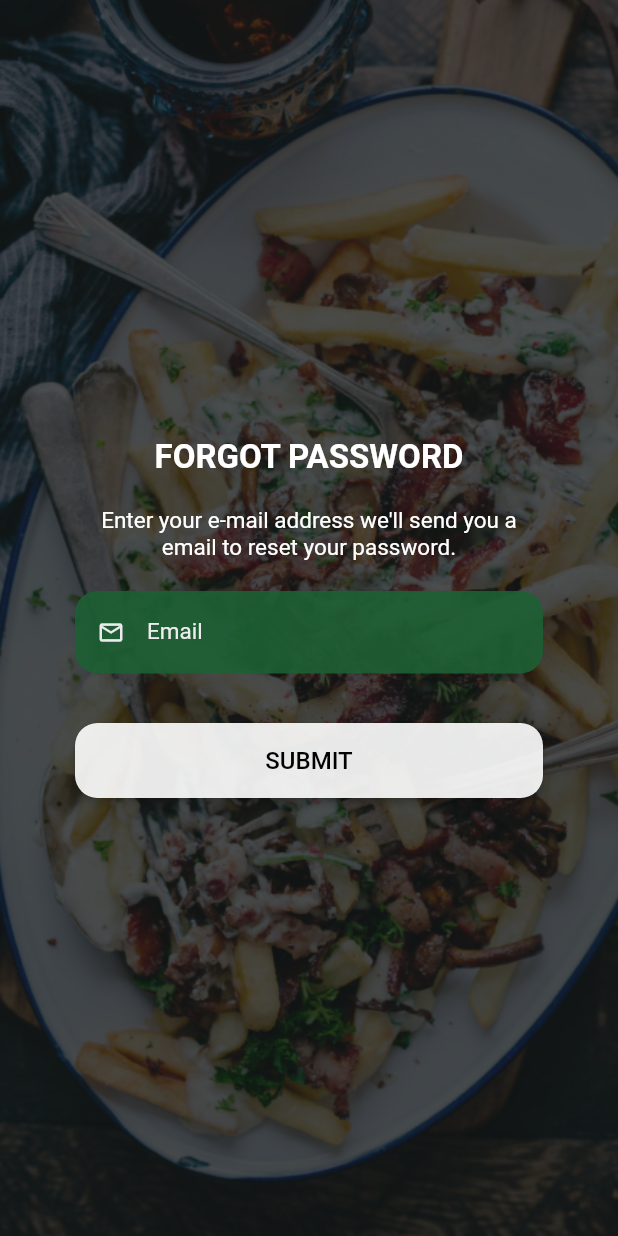
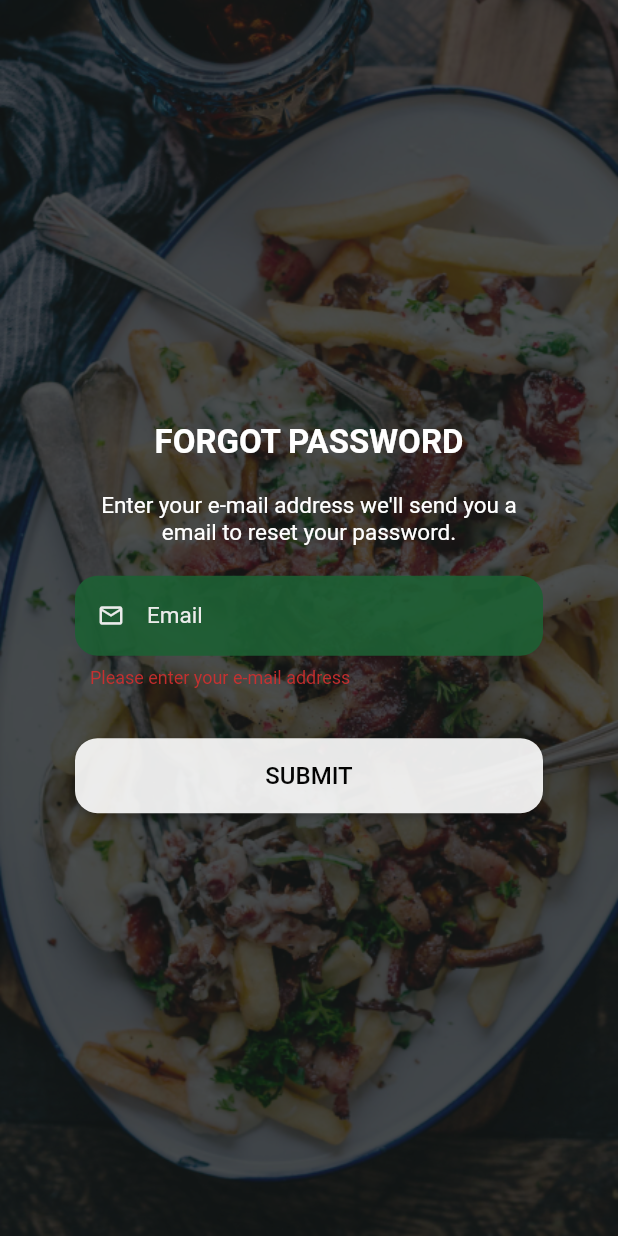
Before and after one commit to davutkarakus/RecipeApp, a Flutter app: the ForgotPasswordPage screen opened directly, after a tap on "SUBMIT", on a phone screen of 412 x 824 dp. Run offline on Flutter 3.47's test engine with Material 2 defaults, Android fonts, the phone set to English and light mode, and no system bars; our stand-ins replace firebase_auth, firebase_core; accounts and stored records are empty.

Commit message:
Login,Sign Up,Forgot Password ui completed

```diff
--- a/lib/pages/ForgotPasswordPage.dart
+++ b/lib/pages/ForgotPasswordPage.dart
@@ -1,3 +1,4 @@
+import 'package:firebase_auth/firebase_auth.dart';
 import 'package:flutter/material.dart';
 
 import '../constant/colors.dart';
@@ -10,6 +11,15 @@ class ForgotPasswordPage extends StatefulWidget {
 }
 
 class _ForgotPasswordPageState extends State<ForgotPasswordPage> {
+  final _formKey = GlobalKey<FormState>();
+  var emailTextController = TextEditingController();
+  Future<void> resetPassword() async {
+    try {
+     await FirebaseAuth.instance.sendPasswordResetEmail(email: emailTextController.text);
+    }on FirebaseAuthException catch(e) {
+      print(e);
+    }
+  }
   @override
   Widget build(BuildContext context) {
     return Scaffold(
@@ -41,13 +51,21 @@ class _ForgotPasswordPageState extends State<ForgotPasswordPage> {
                   style: TextStyle(color: Colors.white,fontSize: 15,),
                 ),
               ),
-              Padding(
-                padding: const EdgeInsets.only(left: 50, right: 50,top: 20),
-                child: Opacity(
-                  opacity: 0.9,
-                  child: SizedBox(
-                    height: 55,
+              Form(
+                key: _formKey,
+                child: Padding(
+                  padding: const EdgeInsets.only(left: 50, right: 50,top: 20),
+                  child: Opacity(
+                    opacity: 0.9,
                     child: TextFormField(
+                      keyboardType: TextInputType.emailAddress,
+                      controller: emailTextController,
+                      validator: (value) {
+                        if (value == null || value.isEmpty) {
+                          return 'Please enter your e-mail address';
+                        }
+                        return null;
+                      },
                       style: TextStyle(
                           color: Colors.white,
                           fontSize: 15,
@@ -68,6 +86,8 @@ class _ForgotPasswordPageState extends State<ForgotPasswordPage> {
                             borderRadius: BorderRadius.circular(15)),
                         hintText: "example@gmail.com",
                         labelText: "Email",
+                        contentPadding:
+                        EdgeInsets.symmetric(vertical: 10.0, horizontal: 10.0),
                         labelStyle: TextStyle(color: Colors.white),
                       ),
                     ),
@@ -90,7 +110,9 @@ class _ForgotPasswordPageState extends State<ForgotPasswordPage> {
                           ),
                         ),
                         onPressed: (){
-                          print("Password reset button tıklandı");
+                          if(_formKey.currentState!.validate()) {
+                            resetPassword();
+                          }
                         },
                         child: Text("SUBMIT",style: TextStyle(color: Colors.black,fontSize: 16),)
                     ),
--- a/lib/pages/LoginPage.dart
+++ b/lib/pages/LoginPage.dart
@@ -210,7 +210,6 @@ class _LoginPageState extends State<LoginPage> {
                           if(_formKey.currentState!.validate()) {
                             logIn();
                           }
-
                         },
                         child: Text("LOG IN",style: TextStyle(color: Colors.black,fontSize: 16),)
                     ),
```
